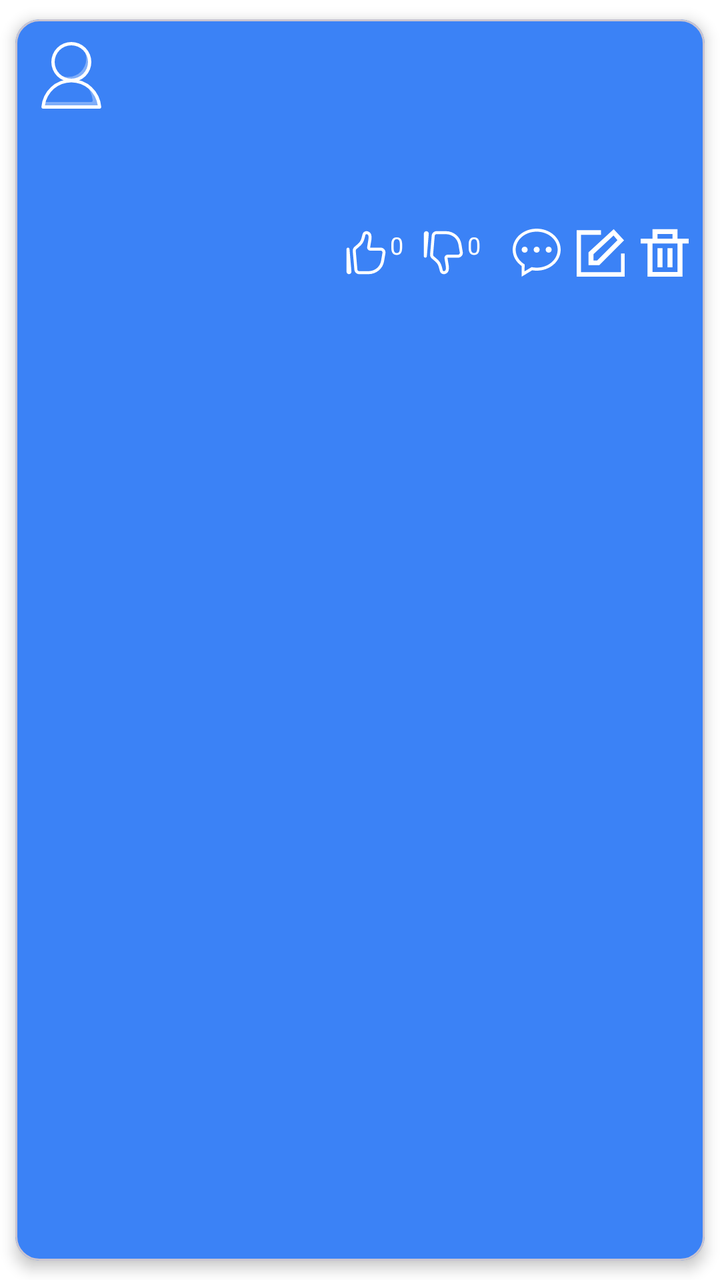
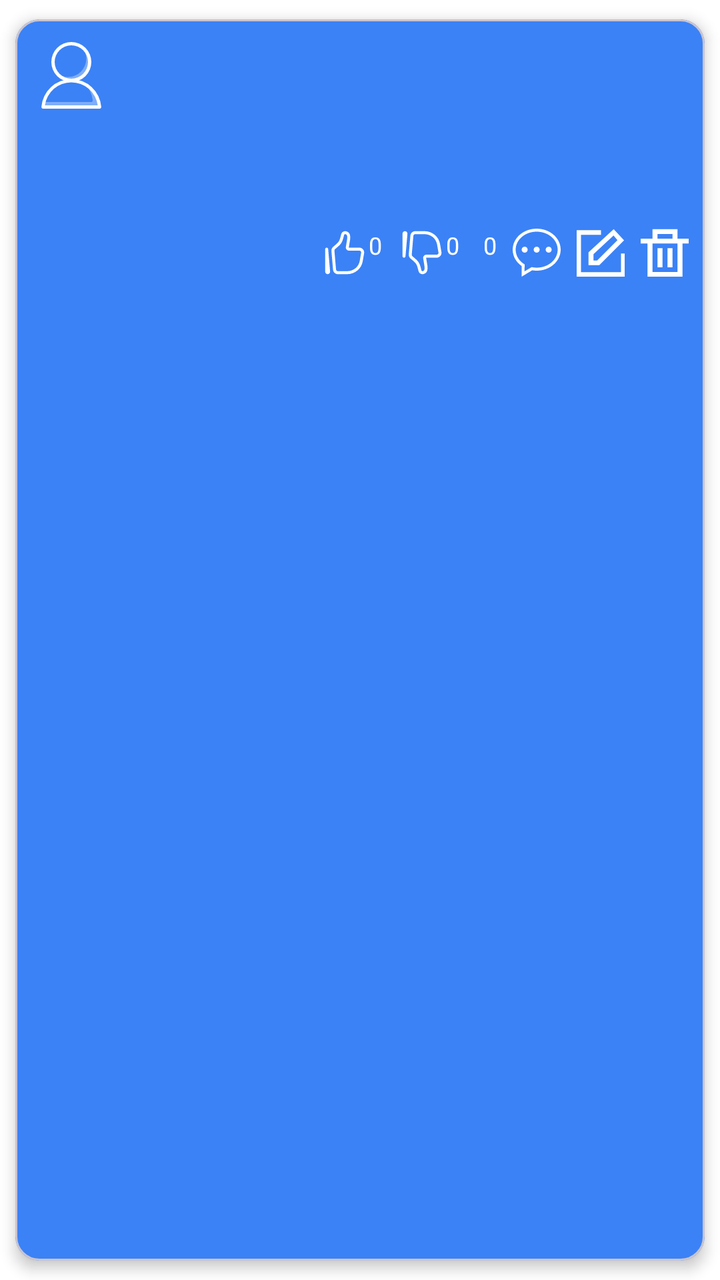

An Android layout rendered at two revisions. The XML below is the earlier revision; the diff shows what the commit changed to produce the second picture.
<!-- AndroidManifest.xml: application theme Theme.SpreadConnect -->
<!-- res/layout/item_post.xml -->
<?xml version="1.0" encoding="utf-8"?>
<layout xmlns:android="http://schemas.android.com/apk/res/android"
    xmlns:app="http://schemas.android.com/apk/res-auto">

    <com.google.android.material.card.MaterialCardView
        android:layout_width="match_parent"
        android:layout_height="wrap_content"
        android:layout_margin="8dp"
        app:cardBackgroundColor="@color/item_background"
        app:cardCornerRadius="12dp"
        app:cardElevation="4dp"
        app:cardUseCompatPadding="true">

        <LinearLayout
            android:layout_width="match_parent"
            android:layout_height="wrap_content"
            android:orientation="vertical"
            android:padding="8dp">

            <LinearLayout
                android:layout_width="match_parent"
                android:layout_height="wrap_content"
                android:orientation="horizontal"
                android:gravity="center_vertical">

                <ImageView
                    android:id="@+id/imgAvatarUser"
                    android:layout_width="40dp"
                    android:layout_height="40dp"
                    android:scaleType="centerCrop"
                    android:src="@drawable/avatar"
                    android:contentDescription="Avatar"
                    android:layout_marginEnd="8dp"/>

                <TextView
                    android:id="@+id/tvUsuari"
                    android:layout_width="0dp"
                    android:layout_height="wrap_content"
                    android:layout_weight="1"
                    android:textColor="@color/text_on_item"/>

                <TextView
                    android:id="@+id/tvData"
                    android:layout_width="wrap_content"
                    android:layout_height="wrap_content"
                    android:textColor="@color/text_on_item"
                    android:textSize="12sp"/>

                <TextView
                    android:id="@+id/tvHora"
                    android:layout_width="wrap_content"
                    android:layout_height="wrap_content"
                    android:textColor="@color/text_on_item"
                    android:textSize="12sp"
                    android:layout_marginStart="4dp"/>
            </LinearLayout>

            <TextView
                android:id="@+id/tvTitol"
android:layout_width="wrap_content"
                android:layout_height="wrap_content"
                android:textSize="16sp"
                android:textStyle="bold"
                android:textColor="@color/text_on_item"
                android:layout_marginTop="4dp"/>

<TextView
                android:id="@+id/tvDescripcio"
                android:layout_width="wrap_content"
                android:layout_height="wrap_content"
                android:textColor="@color/text_on_item"
                android:layout_marginTop="4dp"/>

            <ImageView
                android:id="@+id/imgPost"
                android:layout_width="match_parent"
                android:layout_height="wrap_content"
                android:maxHeight="400dp"
                android:adjustViewBounds="true"
                android:scaleType="fitCenter"
                android:layout_marginTop="8dp"
                android:visibility="gone"
                android:contentDescription="Imatge del post"/>

            <androidx.recyclerview.widget.RecyclerView
                android:id="@+id/rvTags"
                android:layout_width="match_parent"
                android:layout_height="wrap_content"
                android:layout_marginTop="4dp"
                android:orientation="horizontal"
                android:visibility="gone" />

            <LinearLayout
                android:layout_width="match_parent"
                android:layout_height="wrap_content"
                android:orientation="horizontal"
                android:gravity="end"
                android:layout_marginTop="8dp">

                <ImageButton
                    android:id="@+id/btnLike"
                    android:layout_width="24dp"
                    android:layout_height="24dp"
                    android:src="@drawable/like"
                    android:background="@android:color/transparent"
                    android:contentDescription="Like"
                    android:scaleType="fitCenter"/>

                <TextView
                    android:id="@+id/textLikeComptador"
                    android:layout_width="wrap_content"
                    android:layout_height="wrap_content"
                    android:text="0"
                    android:textColor="@color/text_on_item"
                    android:layout_marginEnd="8dp"
                    android:textSize="12sp"/>

                <ImageButton
                    android:id="@+id/btnDislike"
                    android:layout_width="24dp"
                    android:layout_height="24dp"
                    android:src="@drawable/dislike"
                    android:background="@android:color/transparent"
                    android:contentDescription="Dislike"
                    android:scaleType="fitCenter"/>

                <TextView
                    android:id="@+id/tvDislikeComptador"
                    android:layout_width="wrap_content"
                    android:layout_height="wrap_content"
                    android:text="0"
                    android:textColor="@color/text_on_item"
                    android:layout_marginEnd="8dp"
                    android:textSize="12sp"/>

                <ImageButton
                    android:id="@+id/btnComentaris"
                    android:layout_width="24dp"
                    android:layout_height="24dp"
                    android:src="@drawable/comentari"
                    android:background="@android:color/transparent"
                    android:contentDescription="Comentaris"
                    android:layout_marginStart="8dp"
                    android:scaleType="fitCenter"/>

                <ImageButton
                    android:id="@+id/btnEditar"
                    android:layout_width="24dp"
                    android:layout_height="24dp"
                    android:src="@drawable/editar"
                    android:background="@android:color/transparent"
                    app:tint="@color/text_on_item"
                    android:layout_marginStart="8dp"
                    android:contentDescription="Editar"/>

                <ImageButton
                    android:id="@+id/btnEliminar"
                    android:layout_width="24dp"
                    android:layout_height="24dp"
                    android:src="@drawable/eliminar"
                    android:background="@android:color/transparent"
                    app:tint="@color/text_on_item"
                    android:layout_marginStart="8dp"
                    android:contentDescription="Eliminar"/>
            </LinearLayout>

        </LinearLayout>
    </com.google.android.material.card.MaterialCardView>
</layout>
<!-- resources referenced by this layout -->
<resources>
  <color name="item_background">#3B82F6</color>
  <color name="text_on_item">#FFFFFF</color>
  <!-- drawable avatar (drawable) -->
  <vector xmlns:android="http://schemas.android.com/apk/res/android"
      android:width="800dp"
      android:height="800dp"
      android:viewportWidth="48"
      android:viewportHeight="48">
    <path
        android:pathData="M24,28A12,12 0,1 1,36 16,12 12,0 0,1 24,28ZM24,6A10,10 0,1 0,34 16,10 10,0 0,0 24,6Z"
        android:fillColor="#FFFFFF"/>
    <path
        android:pathData="M41,44H7.05a1,1 0,0 1,-0.73 -0.31,1 1,0 0,1 -0.27,-0.75 18,18 0,0 1,35.9 0,1 1,0 0,1 -0.27,0.75A1,1 0,0 1,41 44ZM8.15,42h31.7a16,16 0,0 0,-31.7 0Z"
        android:fillColor="#FFFFFF"/>
    <path
        android:pathData="M30.71,7.29A11,11 0,0 1,15.29 22.71,11 11,0 1,0 30.71,7.29Z"
        android:strokeAlpha="0.35"
        android:fillColor="#FFFFFF"
        android:fillAlpha="0.35"/>
    <path
        android:pathData="M32,29a16.87,16.87 0,0 1,4.81 9.82,1 1,0 0,1 -1,1.15H7.51a16.45,16.45 0,0 0,-0.46 3H41A17,17 0,0 0,32 29Z"
        android:strokeAlpha="0.35"
        android:fillColor="#FFFFFF"
        android:fillAlpha="0.35"/>
  </vector>
  <!-- drawable editar (drawable) -->
  <vector xmlns:android="http://schemas.android.com/apk/res/android"
      android:width="25dp"
      android:height="25dp"
      android:viewportWidth="21"
      android:viewportHeight="21">
    <path
        android:pathData="M21,10.71L21,20.5L0,20.5L0,0.921L10.5,0.921L10.5,2.879L2.1,2.879L2.1,18.542L18.9,18.542L18.9,10.71L21,10.71ZM7.35,11.014L15.773,3.145L17.405,5.143L8.882,13.647L7.35,13.647L7.35,11.014ZM5.25,15.605L9.782,15.605L20.184,5.145L15.83,0.5L5.25,10.188L5.25,15.605Z"
        android:strokeWidth="1"
        android:fillColor="#FFFFFF"
        android:fillType="evenOdd"
        android:strokeColor="#00000000"/>
  </vector>
  <!-- drawable eliminar (drawable) -->
  <vector xmlns:android="http://schemas.android.com/apk/res/android"
      android:width="25dp"
      android:height="25dp"
      android:viewportWidth="21"
      android:viewportHeight="21">
    <path
        android:pathData="M7.35,16.5L9.45,16.5L9.45,8.5L7.35,8.5L7.35,16.5ZM11.55,16.5L13.65,16.5L13.65,8.5L11.55,8.5L11.55,16.5ZM5.25,18.5L15.75,18.5L15.75,6.5L5.25,6.5L5.25,18.5ZM7.35,4.5L13.65,4.5L13.65,2.5L7.35,2.5L7.35,4.5ZM15.75,4.5L15.75,0.5L5.25,0.5L5.25,4.5L0,4.5L0,6.5L3.15,6.5L3.15,20.5L17.85,20.5L17.85,6.5L21,6.5L21,4.5L15.75,4.5Z"
        android:strokeWidth="1"
        android:fillColor="#FFFFFF"
        android:fillType="evenOdd"
        android:strokeColor="#00000000"/>
  </vector>
  <style name="Theme.SpreadConnect" parent="Base.Theme.SpreadConnect" />
  <style name="Base.Theme.SpreadConnect" parent="Theme.Material3.DayNight.NoActionBar">
          <item name="colorPrimary">@color/blue</item>
          <item name="colorOnPrimary">@color/white</item>
          <item name="android:windowBackground">@color/app_background</item>
          <item name="android:textColorPrimary">@color/text_primary</item>
      </style>
  <color name="blue">#3B82F6</color>
  <color name="white">#FFFFFFFF</color>
  <color name="app_background">#FFFFFF</color>
  <color name="text_primary">#000000</color>
  <!-- unchanged entries left out for length: 3 -->
</resources>

<!-- the commit's change to res/layout/item_post.xml (unified diff, before → after) -->
@@ -133,6 +133,15 @@ android:layout_width="wrap_content"
                     android:layout_marginEnd="8dp"
                     android:textSize="12sp"/>
 
+                <TextView
+                    android:id="@+id/textComentarisComptador"
+                    android:layout_width="wrap_content"
+                    android:layout_height="wrap_content"
+                    android:text="0"
+                    android:textColor="@color/text_on_item"
+                    android:layout_marginStart="4dp"
+                    android:textSize="12sp"/>
+
                 <ImageButton
                     android:id="@+id/btnComentaris"
                     android:layout_width="24dp"
